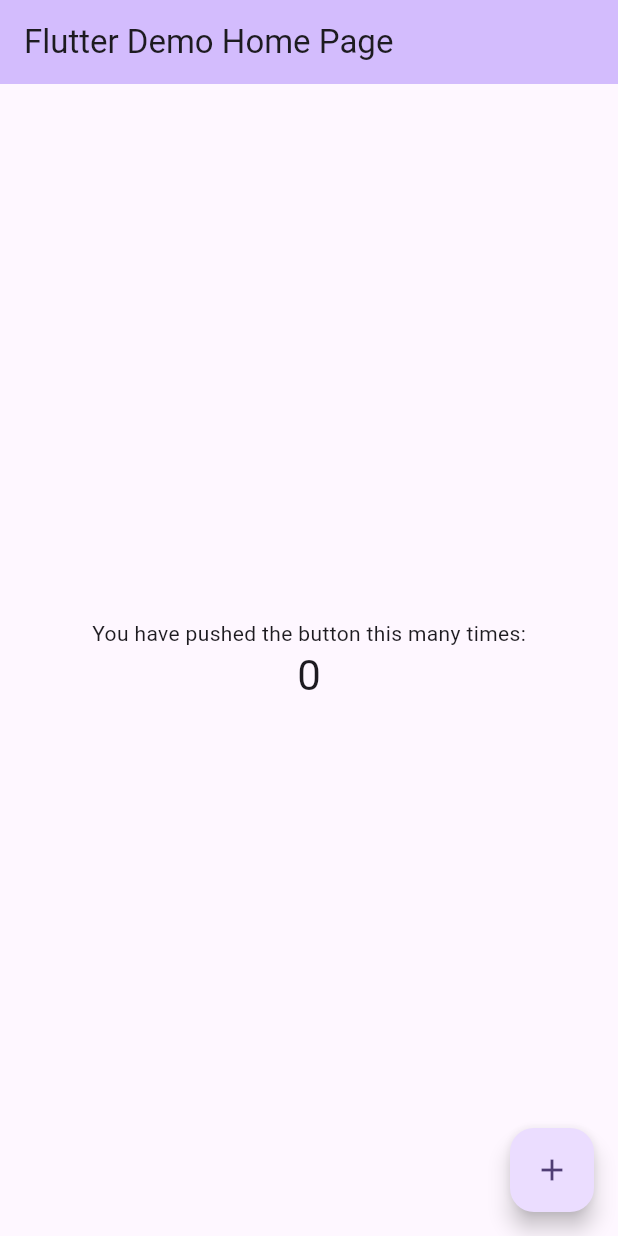
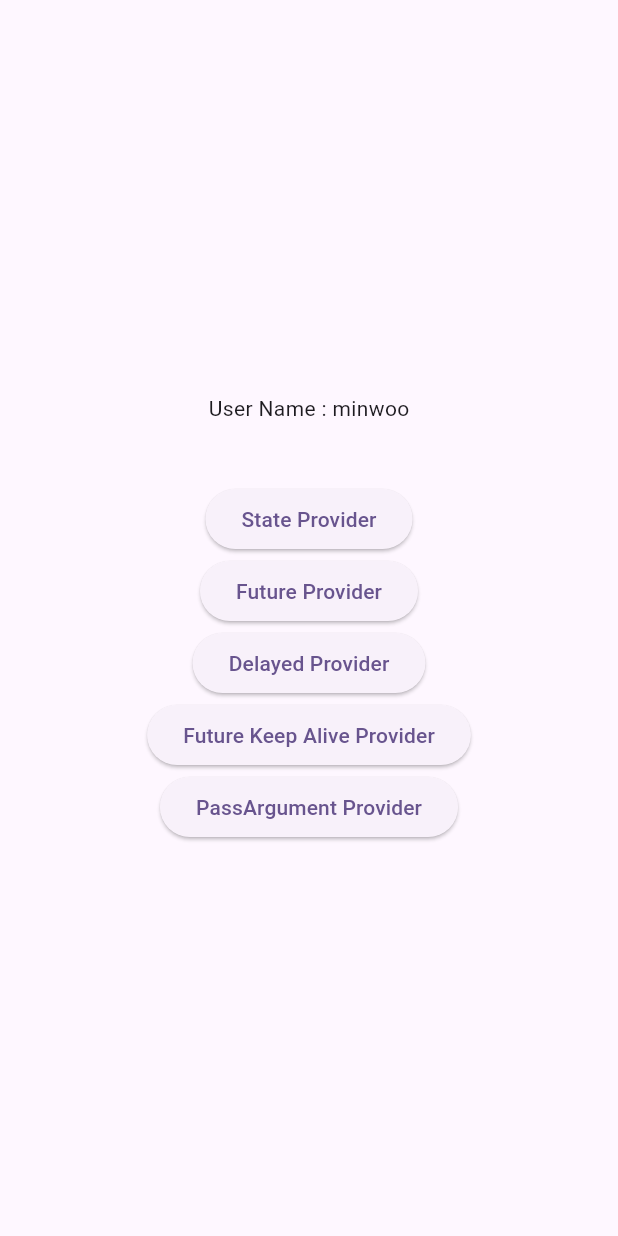
Before and after one commit to MinwooRowan/riverpod_study, a Flutter app: the screen it shows after launch, on a phone screen of 412 x 824 dp. Run offline on Flutter 3.47's test engine with Material 2 defaults, Android fonts, the phone set to English and light mode, and no system bars; our stand-ins replace flutter_hooks, go_router, hooks_riverpod, logger, riverpod_annotation; generated files the repository leaves out were written again.

Commit message:
Provider Study

```diff
--- /dev/null
+++ b/lib/config/provider_observer.dart
@@ -0,0 +1,39 @@
+// Package imports:
+
+// Project imports:
+import 'package:hooks_riverpod/hooks_riverpod.dart';
+import 'package:riverpod_code_hooks/config/logger.dart';
+
+class ProviderLogger extends ProviderObserver {
+  @override
+  void didUpdateProvider(ProviderBase<Object?> provider, Object? previousValue,
+      Object? newValue, ProviderContainer container) {
+    logger.i(
+        '[Porovider Logger]: ${provider.name ?? provider.runtimeType} didUpdateProvider / pv: $previousValue / nv: $newValue');
+  }
+
+  @override
+  void didAddProvider(ProviderBase<Object?> provider, Object? value,
+      ProviderContainer container) {
+    logger.i(
+        '[Porovider Logger]: ${provider.name ?? provider.runtimeType} didAddProvider / value : $value');
+  }
+
+  @override
+  void didDisposeProvider(
+      ProviderBase<Object?> provider, ProviderContainer container) {
+    logger.i(
+        '[Porovider Logger]: ${provider.name ?? provider.runtimeType} didDisposeProvider');
+  }
+
+  @override
+  void providerDidFail(
+    ProviderBase<Object?> provider,
+    Object error,
+    StackTrace stackTrace,
+    ProviderContainer container,
+  ) {
+    logger.e(
+        '[Porovider Logger]: ${provider.name ?? provider.runtimeType} threw $error at $stackTrace');
+  }
+}
--- a/lib/main.dart
+++ b/lib/main.dart
@@ -1,125 +1,32 @@
 import 'package:flutter/material.dart';
+import 'package:hooks_riverpod/hooks_riverpod.dart';
+import 'package:riverpod_code_hooks/config/provider_observer.dart';
+import 'package:riverpod_code_hooks/routes/routes.dart';
 
 void main() {
-  runApp(const MyApp());
+  runApp(
+    ProviderScope(
+      observers: [
+        ProviderLogger(),
+      ],
+      child: const MyApp(),
+    ),
+  );
 }
 
-class MyApp extends StatelessWidget {
+class MyApp extends ConsumerWidget {
   const MyApp({super.key});
 
-  // This widget is the root of your application.
   @override
-  Widget build(BuildContext context) {
-    return MaterialApp(
-      title: 'Flutter Demo',
+  Widget build(BuildContext context, WidgetRef ref) {
+    final router = ref.watch(routerProvider);
+    return MaterialApp.router(
+      title: 'Riverpod Study',
+      routerConfig: router,
       theme: ThemeData(
-        // This is the theme of your application.
-        //
-        // TRY THIS: Try running your application with "flutter run". You'll see
-        // the application has a blue toolbar. Then, without quitting the app,
-        // try changing the seedColor in the colorScheme below to Colors.green
-        // and then invoke "hot reload" (save your changes or press the "hot
-        // reload" button in a Flutter-supported IDE, or press "r" if you used
-        // the command line to start the app).
-        //
-        // Notice that the counter didn't reset back to zero; the application
-        // state is not lost during the reload. To reset the state, use hot
-        // restart instead.
-        //
-        // This works for code too, not just values: Most code changes can be
-        // tested with just a hot reload.
         colorScheme: ColorScheme.fromSeed(seedColor: Colors.deepPurple),
         useMaterial3: true,
       ),
-      home: const MyHomePage(title: 'Flutter Demo Home Page'),
     );
   }
 }
-
-class MyHomePage extends StatefulWidget {
-  const MyHomePage({super.key, required this.title});
-
-  // This widget is the home page of your application. It is stateful, meaning
-  // that it has a State object (defined below) that contains fields that affect
-  // how it looks.
-
-  // This class is the configuration for the state. It holds the values (in this
-  // case the title) provided by the parent (in this case the App widget) and
-  // used by the build method of the State. Fields in a Widget subclass are
-  // always marked "final".
-
-  final String title;
-
-  @override
-  State<MyHomePage> createState() => _MyHomePageState();
-}
-
-class _MyHomePageState extends State<MyHomePage> {
-  int _counter = 0;
-
-  void _incrementCounter() {
-    setState(() {
-      // This call to setState tells the Flutter framework that something has
-      // changed in this State, which causes it to rerun the build method below
-      // so that the display can reflect the updated values. If we changed
-      // _counter without calling setState(), then the build method would not be
-      // called again, and so nothing would appear to happen.
-      _counter++;
-    });
-  }
-
-  @override
-  Widget build(BuildContext context) {
-    // This method is rerun every time setState is called, for instance as done
-    // by the _incrementCounter method above.
-    //
-    // The Flutter framework has been optimized to make rerunning build methods
-    // fast, so that you can just rebuild anything that needs updating rather
-    // than having to individually change instances of widgets.
-    return Scaffold(
-      appBar: AppBar(
-        // TRY THIS: Try changing the color here to a specific color (to
-        // Colors.amber, perhaps?) and trigger a hot reload to see the AppBar
-        // change color while the other colors stay the same.
-        backgroundColor: Theme.of(context).colorScheme.inversePrimary,
-        // Here we take the value from the MyHomePage object that was created by
-        // the App.build method, and use it to set our appbar title.
-        title: Text(widget.title),
-      ),
-      body: Center(
-        // Center is a layout widget. It takes a single child and positions it
-        // in the middle of the parent.
-        child: Column(
-          // Column is also a layout widget. It takes a list of children and
-          // arranges them vertically. By default, it sizes itself to fit its
-          // children horizontally, and tries to be as tall as its parent.
-          //
-          // Column has various properties to control how it sizes itself and
-          // how it positions its children. Here we use mainAxisAlignment to
-          // center the children vertically; the main axis here is the vertical
-          // axis because Columns are vertical (the cross axis would be
-          // horizontal).
-          //
-          // TRY THIS: Invoke "debug painting" (choose the "Toggle Debug Paint"
-          // action in the IDE, or press "p" in the console), to see the
-          // wireframe for each widget.
-          mainAxisAlignment: MainAxisAlignment.center,
-          children: <Widget>[
-            const Text(
-              'You have pushed the button this many times:',
-            ),
-            Text(
-              '$_counter',
-              style: Theme.of(context).textTheme.headlineMedium,
-            ),
-          ],
-        ),
-      ),
-      floatingActionButton: FloatingActionButton(
-        onPressed: _incrementCounter,
-        tooltip: 'Increment',
-        child: const Icon(Icons.add),
-      ), // This trailing comma makes auto-formatting nicer for build methods.
-    );
-  }
-}
--- /dev/null
+++ b/lib/provider/delay_future_provider.dart
@@ -0,0 +1,17 @@
+import 'package:riverpod_annotation/riverpod_annotation.dart';
+
+part 'delay_future_provider.g.dart';
+
+@riverpod
+class DelayedFuture extends _$DelayedFuture {
+  @override
+  Future<String> build() async {
+    await Future.delayed(const Duration(seconds: 3));
+    return '';
+  }
+
+  Future<String> getDelayedString() async {
+    await Future.delayed(const Duration(seconds: 3));
+    return 'Rowan';
+  }
+}
--- /dev/null
+++ b/lib/provider/future_keep_alive_provider.dart
@@ -0,0 +1,20 @@
+import 'package:riverpod_annotation/riverpod_annotation.dart';
+
+part 'future_keep_alive_provider.g.dart';
+
+// @Riverpod(keepAlive: true)
+// FutureOr<String> getTeamName(GetTeamNameRef ref) async {
+//   await Future.delayed(const Duration(seconds: 1));
+//   return Future(() => 'Client');
+// }
+
+@Riverpod(keepAlive: true)
+class GetTeamName extends _$GetTeamName {
+  @override
+  FutureOr<String> build() async {
+    state = const AsyncValue.loading();
+    await Future.delayed(const Duration(seconds: 2));
+    state = const AsyncValue.data('Client');
+    return 'Client';
+  }
+}
--- /dev/null
+++ b/lib/provider/future_provider.dart
@@ -0,0 +1,8 @@
+import 'package:riverpod_annotation/riverpod_annotation.dart';
+part 'future_provider.g.dart';
+
+@riverpod
+FutureOr<String> getCompanyName(GetCompanyNameRef ref) async {
+  await Future.delayed(const Duration(seconds: 1));
+  return Future(() => 'Rowan');
+}
--- /dev/null
+++ b/lib/provider/pass_argument_provider.dart
@@ -0,0 +1,8 @@
+import 'package:riverpod_annotation/riverpod_annotation.dart';
+
+part 'pass_argument_provider.g.dart';
+
+@riverpod
+String getTeamMemberInfo(GetTeamMemberInfoRef ref, String teamMembername) {
+  return 'Name: $teamMembername, Role: Developer';
+}
--- /dev/null
+++ b/lib/provider/user_name_provider.dart
@@ -0,0 +1,15 @@
+import 'package:riverpod_annotation/riverpod_annotation.dart';
+
+part 'user_name_provider.g.dart';
+
+@riverpod
+class UserName extends _$UserName {
+  @override
+  String build() {
+    return 'minwoo';
+  }
+
+  void setUserName({required String newUserName}) {
+    state = newUserName;
+  }
+}
--- /dev/null
+++ b/lib/routes/routes.dart
@@ -0,0 +1,89 @@
+import 'package:flutter/material.dart';
+import 'package:go_router/go_router.dart';
+import 'package:hooks_riverpod/hooks_riverpod.dart';
+import 'package:riverpod_code_hooks/view/delayed_screen.dart';
+import 'package:riverpod_code_hooks/view/future_keep_alive_screen.dart';
+import 'package:riverpod_code_hooks/view/future_screen.dart';
+import 'package:riverpod_code_hooks/view/home_screen.dart';
+import 'package:riverpod_code_hooks/view/pass_argument_screen.dart';
+import 'package:riverpod_code_hooks/view/state_screen.dart';
+
+final routerProvider = Provider<GoRouter>((ref) {
+  final router = GoRouter(
+    initialLocation: HomeScreen.route,
+    routes: <RouteBase>[
+      GoRoute(
+        path: HomeScreen.route,
+        name: HomeScreen.route,
+        pageBuilder: (context, state) => buildWithFadetTransition(
+          context: context,
+          state: state,
+          child: const HomeScreen(),
+        ),
+        routes: [
+          GoRoute(
+            path: StateScreen.route,
+            name: StateScreen.route,
+            pageBuilder: (context, state) => buildWithFadetTransition(
+              context: context,
+              state: state,
+              child: const StateScreen(),
+            ),
+          ),
+          GoRoute(
+            path: FutureScreen.route,
+            name: FutureScreen.route,
+            pageBuilder: (context, state) => buildWithFadetTransition(
+              context: context,
+              state: state,
+              child: const FutureScreen(),
+            ),
+          ),
+          GoRoute(
+            path: DelayedScreen.route,
+            name: DelayedScreen.route,
+            pageBuilder: (context, state) => buildWithFadetTransition(
+              context: context,
+              state: state,
+              child: const DelayedScreen(),
+            ),
+          ),
+          GoRoute(
+            path: FutureKeepAliveScreen.route,
+            name: FutureKeepAliveScreen.route,
+            pageBuilder: (context, state) => buildWithFadetTransition(
+              context: context,
+              state: state,
+              child: const FutureKeepAliveScreen(),
+            ),
+          ),
+          GoRoute(
+            path: PassArgumentScreen.route,
+            name: PassArgumentScreen.route,
+            pageBuilder: (context, state) => buildWithFadetTransition(
+              context: context,
+              state: state,
+              child: const PassArgumentScreen(),
+            ),
+          ),
+        ],
+      ),
+    ],
+  );
+  return router;
+});
+
+CustomTransitionPage buildWithFadetTransition({
+  int duration = 200,
+  required BuildContext context,
+  required GoRouterState state,
+  required Widget child,
+}) {
+  return CustomTransitionPage(
+    key: state.pageKey,
+    transitionDuration: Duration(milliseconds: duration),
+    child: child,
+    transitionsBuilder: (context, animation, secondaryAnimation, child) =>
+        FadeTransition(opacity: animation, child: child),
+  );
+}
--- /dev/null
+++ b/lib/view/home_screen.dart
@@ -0,0 +1,60 @@
+import 'package:flutter/material.dart';
+import 'package:go_router/go_router.dart';
+import 'package:hooks_riverpod/hooks_riverpod.dart';
+import 'package:riverpod_code_hooks/provider/user_name_provider.dart';
+import 'package:riverpod_code_hooks/view/delayed_screen.dart';
+import 'package:riverpod_code_hooks/view/future_keep_alive_screen.dart';
+import 'package:riverpod_code_hooks/view/future_screen.dart';
+import 'package:riverpod_code_hooks/view/pass_argument_screen.dart';
+import 'package:riverpod_code_hooks/view/state_screen.dart';
+
+class HomeScreen extends HookConsumerWidget {
+  static String route = '/';
+  const HomeScreen({super.key});
+  @override
+  Widget build(BuildContext context, WidgetRef ref) {
+    return Scaffold(
+      body: SizedBox(
+        width: double.infinity,
+        child: Column(
+          crossAxisAlignment: CrossAxisAlignment.center,
+          mainAxisAlignment: MainAxisAlignment.center,
+          children: [
+            Text('User Name : ${ref.watch(userNameProvider)}'),
+            const SizedBox(height: 40),
+            ElevatedButton(
+              onPressed: () {
+                context.pushNamed(StateScreen.route);
+              },
+              child: const Text('State Provider'),
+            ),
+            ElevatedButton(
+              onPressed: () {
+                context.pushNamed(FutureScreen.route);
+              },
+              child: const Text('Future Provider'),
+            ),
+            ElevatedButton(
+              onPressed: () {
+                context.pushNamed(DelayedScreen.route);
+              },
+              child: const Text('Delayed Provider'),
+            ),
+            ElevatedButton(
+              onPressed: () {
+                context.pushNamed(FutureKeepAliveScreen.route);
+              },
+              child: const Text('Future Keep Alive Provider'),
+            ),
+            ElevatedButton(
+              onPressed: () {
+                context.pushNamed(PassArgumentScreen.route);
+              },
+              child: const Text('PassArgument Provider'),
+            ),
+          ],
+        ),
+      ),
+    );
+  }
+}
```
Also changed, not shown: analysis_options.yaml (+3 -23 lines), lib/config/logger.dart (added, +13 -0 lines), lib/view/delayed_screen.dart (added, +48 -0 lines), lib/view/future_keep_alive_screen.dart (added, +47 -0 lines), lib/view/future_screen.dart (added, +38 -0 lines), lib/view/pass_argument_screen.dart (added, +35 -0 lines), lib/view/state_screen.dart (added, +67 -0 lines), pubspec.yaml (+15 -48 lines), lib/provider/delay_future_provider.g.dart (added), lib/provider/future_keep_alive_provider.g.dart (added), lib/provider/future_provider.g.dart (added), lib/provider/pass_argument_provider.g.dart (added), lib/provider/user_name_provider.g.dart (added), pubspec.lock, 10 other files.
